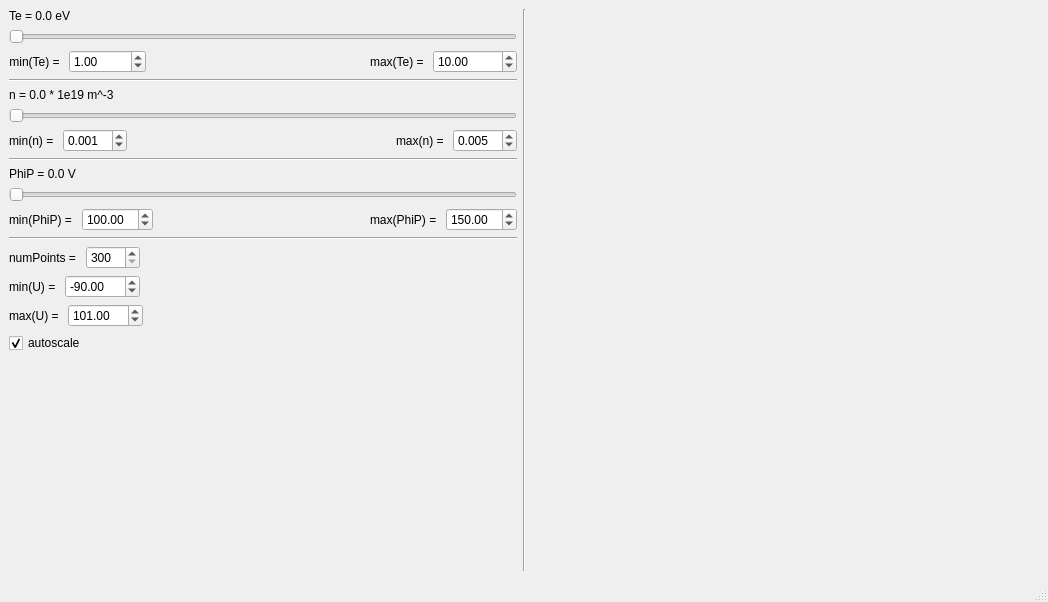
The window that simplelangmuirprobe.ui (jonathanschilling/SimpleLangmuirProbe) describes before a commit, drawn with Qt 5.
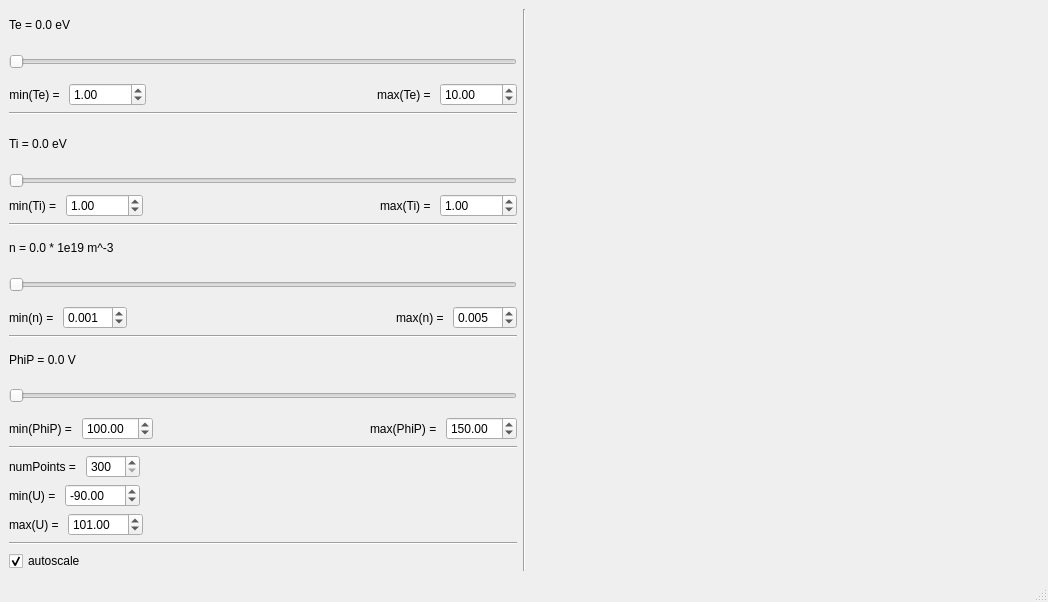
The same window after the commit. Custom widgets are drawn as their Qt base class.

Commit message: include ion temperature

The edit to the form file:
```diff
--- a/simplelangmuirprobe.ui
+++ b/simplelangmuirprobe.ui
@@ -119,7 +119,7 @@
                </sizepolicy>
               </property>
               <property name="maximum">
-               <double>100000.000000000000000</double>
+               <double>10000.000000000000000</double>
               </property>
               <property name="value">
                <double>10.000000000000000</double>
@@ -130,6 +130,82 @@
           </item>
          </layout>
         </item>
+        <item>
+         <widget class="Line" name="line_6">
+          <property name="orientation">
+           <enum>Qt::Horizontal</enum>
+          </property>
+         </widget>
+        </item>
+        <item>
+         <layout class="QVBoxLayout" name="verticalLayout_6">
+          <item>
+           <widget class="QLabel" name="tiLabel">
+            <property name="text">
+             <string>Ti = 0.0 eV</string>
+            </property>
+           </widget>
+          </item>
+          <item>
+           <widget class="QSlider" name="tiSlider">
+            <property name="orientation">
+             <enum>Qt::Horizontal</enum>
+            </property>
+           </widget>
+          </item>
+          <item>
+           <layout class="QHBoxLayout" name="horizontalLayout_9">
+            <item>
+             <widget class="QLabel" name="label_11">
+              <property name="text">
+               <string>min(Ti) = </string>
+              </property>
+             </widget>
+            </item>
+            <item>
+             <widget class="QDoubleSpinBox" name="minTiBox">
+              <property name="maximum">
+               <double>10000.000000000000000</double>
+              </property>
+              <property name="value">
+               <double>1.000000000000000</double>
+              </property>
+             </widget>
+            </item>
+            <item>
+             <spacer name="horizontalSpacer_7">
+              <property name="orientation">
+               <enum>Qt::Horizontal</enum>
+              </property>
+              <property name="sizeHint" stdset="0">
+               <size>
+                <width>40</width>
+                <height>20</height>
+               </size>
+              </property>
+             </spacer>
+            </item>
+            <item>
+             <widget class="QLabel" name="label_12">
+              <property name="text">
+               <string>max(Ti) = </string>
+              </property>
+             </widget>
+            </item>
+            <item>
+             <widget class="QDoubleSpinBox" name="maxTiBox">
+              <property name="maximum">
+               <double>10000.000000000000000</double>
+              </property>
+              <property name="value">
+               <double>1.000000000000000</double>
+              </property>
+             </widget>
+            </item>
+           </layout>
+          </item>
+         </layout>
+        </item>
         <item>
          <widget class="Line" name="line">
           <property name="orientation">
@@ -235,6 +311,12 @@
          <layout class="QVBoxLayout" name="verticalLayout_4">
           <item>
            <widget class="QLabel" name="phipLabel">
+            <property name="sizePolicy">
+             <sizepolicy hsizetype="Preferred" vsizetype="Preferred">
+              <horstretch>0</horstretch>
+              <verstretch>0</verstretch>
+             </sizepolicy>
+            </property>
             <property name="text">
              <string>PhiP = 0.0 V</string>
             </property>
@@ -307,15 +389,17 @@
             </item>
            </layout>
           </item>
+         </layout>
+        </item>
+        <item>
+         <widget class="Line" name="line_5">
+          <property name="orientation">
+           <enum>Qt::Horizontal</enum>
+          </property>
+         </widget>
+        </item>
           <item>
            <layout class="QVBoxLayout" name="verticalLayout_5">
-            <item>
-             <widget class="Line" name="line_4">
-              <property name="orientation">
-               <enum>Qt::Horizontal</enum>
-              </property>
-             </widget>
-            </item>
             <item>
              <layout class="QHBoxLayout" name="horizontalLayout_5">
               <item>
@@ -432,7 +516,12 @@
             </item>
            </layout>
           </item>
-         </layout>
+        <item>
+         <widget class="Line" name="line_4">
+          <property name="orientation">
+           <enum>Qt::Horizontal</enum>
+          </property>
+         </widget>
         </item>
         <item>
          <widget class="QCheckBox" name="autoscaleBox">
@@ -447,19 +536,6 @@
           </property>
          </widget>
         </item>
-        <item>
-         <spacer name="verticalSpacer">
-          <property name="orientation">
-           <enum>Qt::Vertical</enum>
-          </property>
-          <property name="sizeHint" stdset="0">
-           <size>
-            <width>20</width>
-            <height>40</height>
-           </size>
-          </property>
-         </spacer>
-        </item>
        </layout>
       </item>
       <item>
```
Lines whose indentation alone changed are shown as unchanged. The commit also changes 2 other files.
